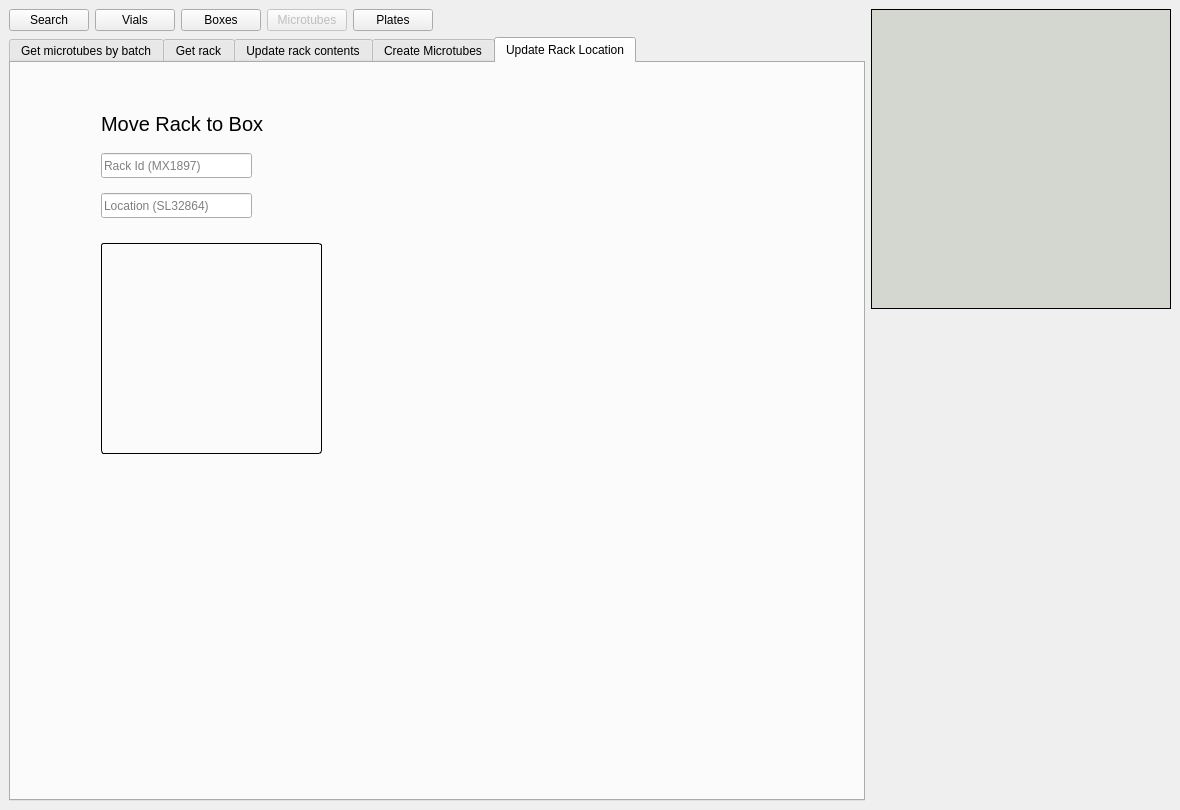
Qt form frontend/assets/microtubeswindow.ui (dahlbma/cello) before a commit.
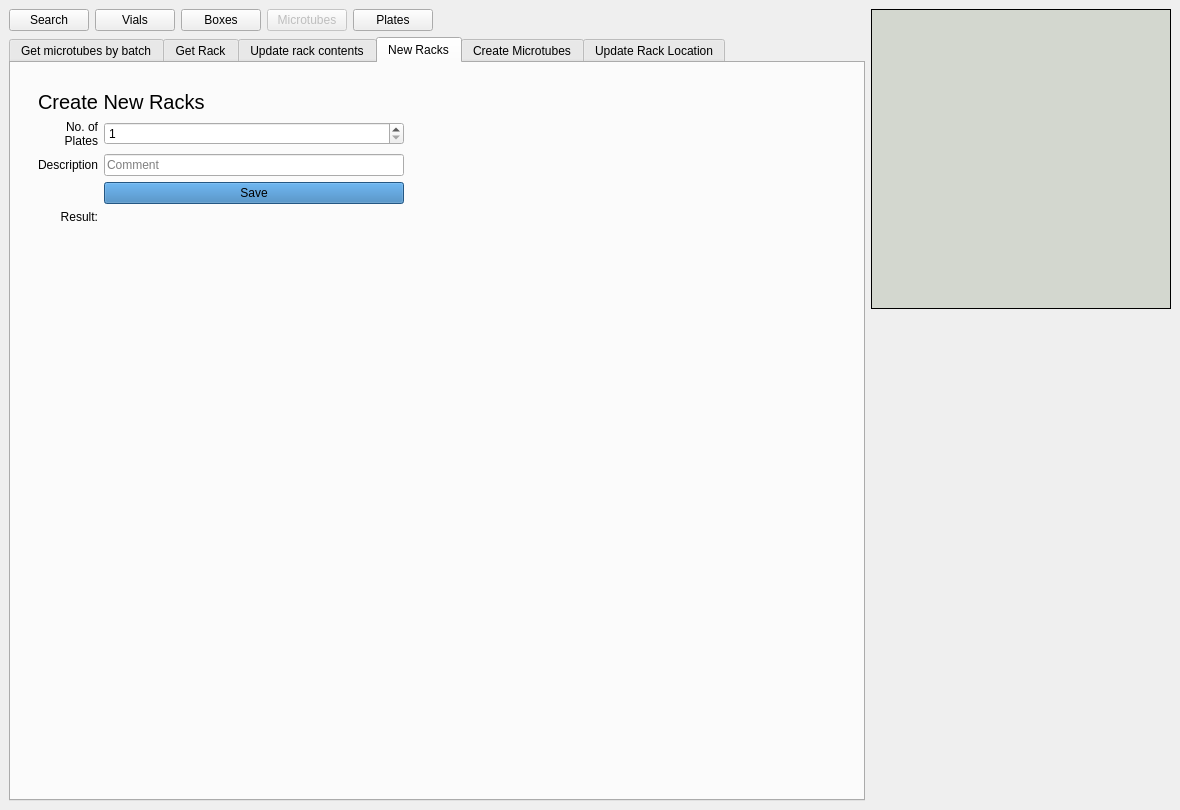
The same form after that commit.

Commit message: add create racks

The edit to the form file:
```diff
--- a/frontend/assets/microtubeswindow.ui
+++ b/frontend/assets/microtubeswindow.ui
@@ -74,7 +74,7 @@
       <item row="1" column="0" colspan="6">
        <widget class="QTabWidget" name="microtubes_tab_wg">
         <property name="currentIndex">
-         <number>4</number>
+         <number>3</number>
         </property>
         <widget class="QWidget" name="tubes_tab">
          <attribute name="title">
@@ -322,7 +322,7 @@
         </widget>
         <widget class="QWidget" name="rack_tab">
          <attribute name="title">
-          <string>Get rack</string>
+          <string>Get Rack</string>
          </attribute>
          <layout class="QGridLayout" name="gridLayout_8">
           <item row="3" column="4">
@@ -732,6 +732,210 @@
           </item>
          </layout>
         </widget>
+        <widget class="QWidget" name="tab">
+         <attribute name="title">
+          <string>New Racks</string>
+         </attribute>
+         <layout class="QGridLayout" name="gridLayout_15">
+          <item row="0" column="1">
+           <spacer name="verticalSpacer_15">
+            <property name="orientation">
+             <enum>Qt::Vertical</enum>
+            </property>
+            <property name="sizeType">
+             <enum>QSizePolicy::Fixed</enum>
+            </property>
+            <property name="sizeHint" stdset="0">
+             <size>
+              <width>20</width>
+              <height>18</height>
+             </size>
+            </property>
+           </spacer>
+          </item>
+          <item row="1" column="0">
+           <spacer name="horizontalSpacer_18">
+            <property name="orientation">
+             <enum>Qt::Horizontal</enum>
+            </property>
+            <property name="sizeType">
+             <enum>QSizePolicy::Fixed</enum>
+            </property>
+            <property name="sizeHint" stdset="0">
+             <size>
+              <width>18</width>
+              <height>20</height>
+             </size>
+            </property>
+           </spacer>
+          </item>
+          <item row="1" column="1" colspan="2">
+           <layout class="QVBoxLayout" name="verticalLayout_3">
+            <item>
+             <widget class="QLabel" name="label_5">
+              <property name="maximumSize">
+               <size>
+                <width>16777215</width>
+                <height>30</height>
+               </size>
+              </property>
+              <property name="font">
+               <font>
+                <pointsize>15</pointsize>
+               </font>
+              </property>
+              <property name="text">
+               <string>Create New Racks</string>
+              </property>
+              <property name="wordWrap">
+               <bool>false</bool>
+              </property>
+             </widget>
+            </item>
+            <item>
+             <layout class="QGridLayout" name="gridLayout_14">
+              <item row="7" column="0">
+               <widget class="QLabel" name="label_9">
+                <property name="text">
+                 <string>Result:</string>
+                </property>
+                <property name="alignment">
+                 <set>Qt::AlignRight|Qt::AlignTop|Qt::AlignTrailing</set>
+                </property>
+               </widget>
+              </item>
+              <item row="3" column="1">
+               <widget class="QSpinBox" name="new_n_racks_sb">
+                <property name="minimum">
+                 <number>1</number>
+                </property>
+                <property name="maximum">
+                 <number>1000</number>
+                </property>
+               </widget>
+              </item>
+              <item row="5" column="1">
+               <widget class="QLineEdit" name="new_racks_comment_eb">
+                <property name="sizePolicy">
+                 <sizepolicy hsizetype="Preferred" vsizetype="Fixed">
+                  <horstretch>0</horstretch>
+                  <verstretch>0</verstretch>
+                 </sizepolicy>
+                </property>
+                <property name="maximumSize">
+                 <size>
+                  <width>320</width>
+                  <height>16777215</height>
+                 </size>
+                </property>
+                <property name="placeholderText">
+                 <string>Comment</string>
+                </property>
+               </widget>
+              </item>
+              <item row="7" column="1">
+               <widget class="QLabel" name="new_racks_res_lab">
+                <property name="sizePolicy">
+                 <sizepolicy hsizetype="Fixed" vsizetype="Expanding">
+                  <horstretch>0</horstretch>
+                  <verstretch>0</verstretch>
+                 </sizepolicy>
+                </property>
+                <property name="minimumSize">
+                 <size>
+                  <width>300</width>
+                  <height>0</height>
+                 </size>
+                </property>
+                <property name="inputMethodHints">
+                 <set>Qt::ImhNone</set>
+                </property>
+                <property name="text">
+                 <string/>
+                </property>
+                <property name="alignment">
+                 <set>Qt::AlignLeading|Qt::AlignLeft|Qt::AlignTop</set>
+                </property>
+               </widget>
+              </item>
+              <item row="3" column="0">
+               <widget class="QLabel" name="label_7">
+                <property name="layoutDirection">
+                 <enum>Qt::RightToLeft</enum>
+                </property>
+                <property name="text">
+                 <string>No. of
+Plates</string>
+                </property>
+                <property name="alignment">
+                 <set>Qt::AlignRight|Qt::AlignTrailing|Qt::AlignVCenter</set>
+                </property>
+               </widget>
+              </item>
+              <item row="6" column="1">
+               <widget class="QPushButton" name="new_racks_save_btn">
+                <property name="sizePolicy">
+                 <sizepolicy hsizetype="Preferred" vsizetype="Fixed">
+                  <horstretch>0</horstretch>
+                  <verstretch>0</verstretch>
+                 </sizepolicy>
+                </property>
+                <property name="styleSheet">
+                 <string notr="true">background-color: rgb(51, 122, 183)</string>
+                </property>
+                <property name="text">
+                 <string>Save</string>
+                </property>
+               </widget>
+              </item>
+              <item row="5" column="0">
+               <widget class="QLabel" name="label_6">
+                <property name="text">
+                 <string>Description</string>
+                </property>
+                <property name="alignment">
+                 <set>Qt::AlignRight|Qt::AlignTrailing|Qt::AlignVCenter</set>
+                </property>
+               </widget>
+              </item>
+             </layout>
+            </item>
+           </layout>
+          </item>
+          <item row="1" column="3">
+           <spacer name="horizontalSpacer_17">
+            <property name="orientation">
+             <enum>Qt::Horizontal</enum>
+            </property>
+            <property name="sizeType">
+             <enum>QSizePolicy::Expanding</enum>
+            </property>
+            <property name="sizeHint" stdset="0">
+             <size>
+              <width>405</width>
+              <height>20</height>
+             </size>
+            </property>
+           </spacer>
+          </item>
+          <item row="2" column="2">
+           <spacer name="verticalSpacer_8">
+            <property name="orientation">
+             <enum>Qt::Vertical</enum>
+            </property>
+            <property name="sizeType">
+             <enum>QSizePolicy::Fixed</enum>
+            </property>
+            <property name="sizeHint" stdset="0">
+             <size>
+              <width>20</width>
+              <height>18</height>
+             </size>
+            </property>
+           </spacer>
+          </item>
+         </layout>
+        </widget>
         <widget class="QWidget" name="create_microtube_tab">
          <attribute name="title">
           <string>Create Microtubes</string>
```
Left out of the diff: 4 changed lines with no effect on the pictures. The commit also changes 2 other files.
